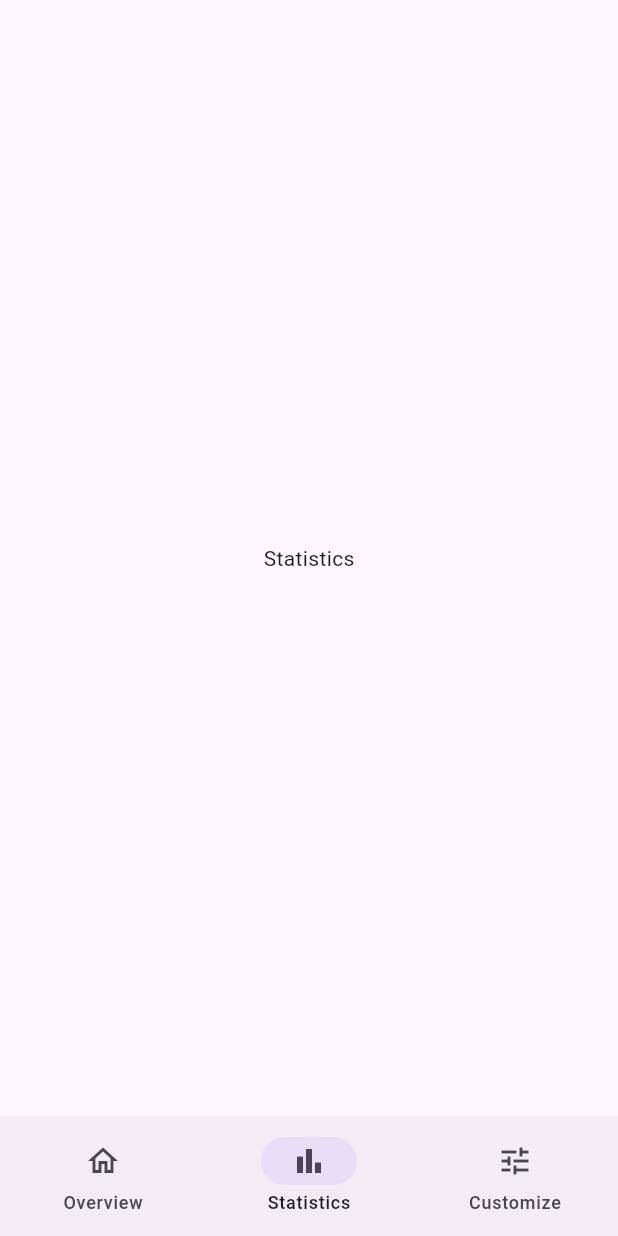
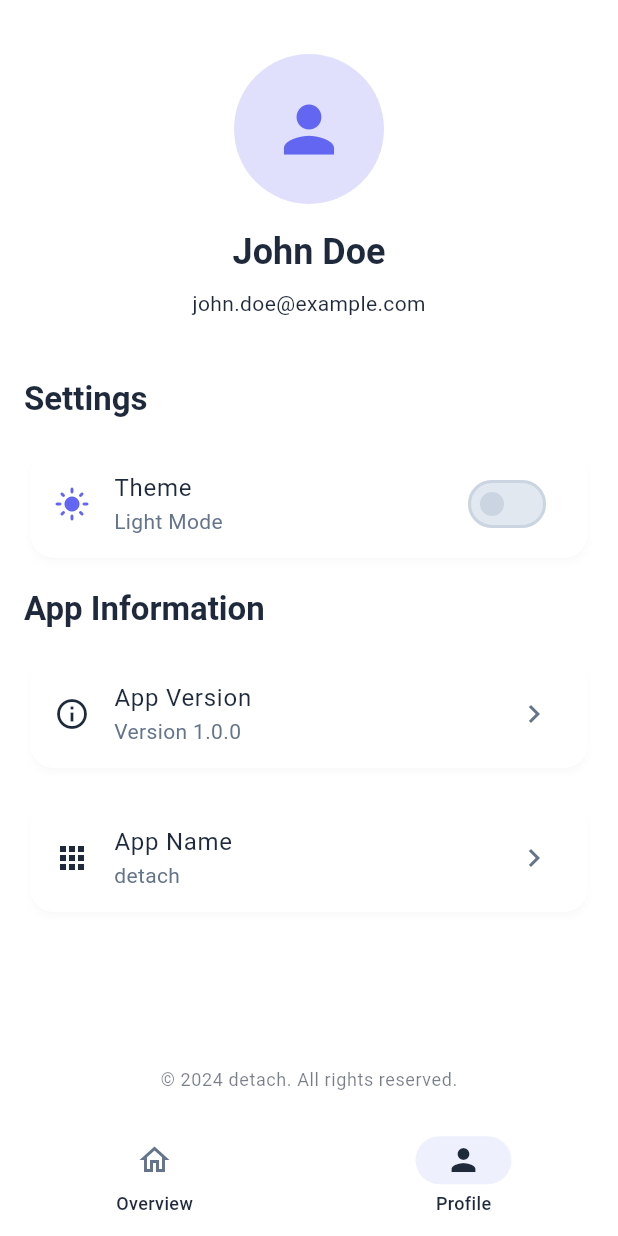
Before and after one commit to Partha-CreoIT/detach, a Flutter app: the HomeView screen opened by its route, item 2 of the bottom bar chosen, on a phone screen of 412 x 824 dp. Run offline on Flutter 3.47's test engine with Material 3 defaults, Android fonts, the phone set to English and light mode, and no system bars; our stand-ins replace figma_squircle, get, package_info_plus, shared_preferences, wave; missing offline and left inert: installed_apps; accounts and stored records are empty.

Commit message:
- added files

```diff
--- a/lib/app/pages/home/view/home_view.dart
+++ b/lib/app/pages/home/view/home_view.dart
@@ -2,17 +2,14 @@
 import 'package:get/get.dart';
 import '../controller/home_controller.dart';
 import 'overview_page.dart';
+import 'profile_page.dart';
 
 class HomeView extends GetView<HomeController> {
   const HomeView({super.key});
 
   @override
   Widget build(BuildContext context) {
-    final List<Widget> pages = [
-      const OverviewPage(),
-      const Center(child: Text('Statistics')), // Placeholder
-      const Center(child: Text('Customize')), // Placeholder
-    ];
+    final List<Widget> pages = [const OverviewPage(), const ProfilePage()];
 
     return Scaffold(
       body: Obx(() => pages[controller.tabIndex.value]),
@@ -27,14 +24,9 @@
               label: 'Overview',
             ),
             NavigationDestination(
-              icon: Icon(Icons.bar_chart_outlined),
-              selectedIcon: Icon(Icons.bar_chart),
-              label: 'Statistics',
-            ),
-            NavigationDestination(
-              icon: Icon(Icons.tune_outlined),
-              selectedIcon: Icon(Icons.tune),
-              label: 'Customize',
+              icon: Icon(Icons.person_outline),
+              selectedIcon: Icon(Icons.person),
+              label: 'Profile',
             ),
           ],
         ),
--- /dev/null
+++ b/lib/app/pages/home/view/profile_page.dart
@@ -0,0 +1,185 @@
+import 'package:flutter/material.dart';
+import 'package:get/get.dart';
+import 'package:package_info_plus/package_info_plus.dart';
+import '../../../../services/theme_service.dart';
+
+class ProfilePage extends StatefulWidget {
+  const ProfilePage({super.key});
+
+  @override
+  State<ProfilePage> createState() => _ProfilePageState();
+}
+
+class _ProfilePageState extends State<ProfilePage> {
+  String appVersion = '';
+  String appName = '';
+
+  @override
+  void initState() {
+    super.initState();
+    _loadAppInfo();
+  }
+
+  Future<void> _loadAppInfo() async {
+    try {
+      final packageInfo = await PackageInfo.fromPlatform();
+      setState(() {
+        appVersion = packageInfo.version;
+        appName = packageInfo.appName;
+      });
+    } catch (e) {
+      setState(() {
+        appVersion = '1.0.0';
+        appName = 'Detach';
+      });
+    }
+  }
+
+  @override
+  Widget build(BuildContext context) {
+    return Scaffold(
+      body: SafeArea(
+        child: Padding(
+          padding: const EdgeInsets.all(16.0),
+          child: Column(
+            crossAxisAlignment: CrossAxisAlignment.start,
+            children: [
+              const SizedBox(height: 20),
+
+              // Profile Header
+              Center(
+                child: Column(
+                  children: [
+                    // Profile Avatar
+                    CircleAvatar(
+                      radius: 50,
+                      backgroundColor: Theme.of(
+                        context,
+                      ).primaryColor.withValues(alpha: 0.2),
+                      child: Icon(
+                        Icons.person,
+                        size: 50,
+                        color: Theme.of(context).primaryColor,
+                      ),
+                    ),
+                    const SizedBox(height: 16),
+
+                    // User Name
+                    Text(
+                      'John Doe',
+                      style: Theme.of(context).textTheme.headlineSmall
+                          ?.copyWith(fontWeight: FontWeight.bold),
+                    ),
+                    const SizedBox(height: 8),
+
+                    // User Email
+                    Text(
+                      'john.doe@example.com',
+                      style: Theme.of(context).textTheme.bodyMedium?.copyWith(
+                        color: Theme.of(context).textTheme.bodySmall?.color,
+                      ),
+                    ),
+                  ],
+                ),
+              ),
+
+              const SizedBox(height: 40),
+
+              // Settings Section
+              Text(
+                'Settings',
+                style: Theme.of(
+                  context,
+                ).textTheme.titleLarge?.copyWith(fontWeight: FontWeight.bold),
+              ),
+              const SizedBox(height: 16),
+
+              // Theme Toggle
+              GetBuilder<ThemeService>(
+                builder:
+                    (themeService) => Card(
+                      child: ListTile(
+                        leading: Icon(
+                          themeService.isDarkMode.value
+                              ? Icons.dark_mode
+                              : Icons.light_mode,
+                          color:
+                              themeService.isDarkMode.value
+                                  ? Theme.of(context).colorScheme.onSurface
+                                  : Theme.of(context).primaryColor,
+                        ),
+                        title: const Text('Theme'),
+                        subtitle: Text(
+                          themeService.isDarkMode.value
+                              ? 'Dark Mode'
+                              : 'Light Mode',
+                        ),
+                        trailing: Switch(
+                          value: themeService.isDarkMode.value,
+                          onChanged: (value) {
+                            themeService.toggleTheme();
+                          },
+                        ),
+                      ),
+                    ),
+              ),
+
+              const SizedBox(height: 16),
+
+              // App Info Section
+              Text(
+                'App Information',
+                style: Theme.of(
+                  context,
+                ).textTheme.titleLarge?.copyWith(fontWeight: FontWeight.bold),
+              ),
+              const SizedBox(height: 16),
+
+              // App Version
+              Card(
+                child: ListTile(
+                  leading: Icon(
+                    Icons.info_outline,
+                    color: Theme.of(context).colorScheme.onSurface,
+                  ),
+                  title: const Text('App Version'),
+                  subtitle: Text('Version $appVersion'),
+                  trailing: const Icon(Icons.chevron_right),
+                ),
+              ),
+
+              const SizedBox(height: 16),
+
+              // App Name
+              Card(
+                child: ListTile(
+                  leading: Icon(
+                    Icons.apps,
+                    color: Theme.of(context).colorScheme.onSurface,
+                  ),
+                  title: const Text('App Name'),
+                  subtitle: Text(appName),
+                  trailing: const Icon(Icons.chevron_right),
+                ),
+              ),
+
+              const Spacer(),
+
+              // Footer
+              Center(
+                child: Text(
+                  '© 2024 $appName. All rights reserved.',
+                  style: Theme.of(context).textTheme.bodySmall?.copyWith(
+                    color: Theme.of(
+                      context,
+                    ).textTheme.bodySmall?.color?.withValues(alpha: 0.6),
+                  ),
+                ),
+              ),
+            ],
+          ),
+        ),
+      ),
+    );
+  }
+}
--- a/lib/app/pages/pause_page.dart
+++ b/lib/app/pages/pause_page.dart
@@ -5,6 +5,7 @@
 import 'package:get/get.dart';
 import 'package:wave/wave.dart';
 import 'package:wave/config.dart';
+import 'package:figma_squircle/figma_squircle.dart';
 
 class PausePage extends StatefulWidget {
   const PausePage({super.key});
@@ -102,7 +103,7 @@
       body: SafeArea(
         child: Stack(
           children: [
-            if(!_showButtons)
+            if (!_showButtons)
               const Center(
                 child: Text(
                   "It’s time to take a breath",
@@ -179,8 +180,10 @@
                       style: FilledButton.styleFrom(
                         backgroundColor: const Color(0xFF6B75F2),
                         minimumSize: const Size(double.infinity, 56),
-                        shape: RoundedRectangleBorder(
-                          borderRadius: BorderRadius.circular(30),
+                        shape: SmoothRectangleBorder(
+                          borderRadius: SmoothBorderRadius.all(
+                            SmoothRadius(cornerRadius: 16, cornerSmoothing: 1),
+                          ),
                         ),
                       ),
                       child: Text(
@@ -201,6 +204,11 @@
                       style: TextButton.styleFrom(
                         minimumSize: const Size(double.infinity, 44),
                         foregroundColor: const Color(0xFF6B75F2),
+                        shape: SmoothRectangleBorder(
+                          borderRadius: SmoothBorderRadius.all(
+                            SmoothRadius(cornerRadius: 16, cornerSmoothing: 1),
+                          ),
+                        ),
                       ),
                       child: Text('Continue on ${appName.capitalizeFirst}'),
                     ),
--- a/lib/app/pages/permission_handler/view/widgets/permission_accessibility_view.dart
+++ b/lib/app/pages/permission_handler/view/widgets/permission_accessibility_view.dart
@@ -1,6 +1,7 @@
 import 'package:flutter/material.dart';
 import 'package:get/get.dart';
 import 'package:detach/app/pages/permission_handler/controller/permission_controller.dart';
+import 'package:figma_squircle/figma_squircle.dart';
 
 class PermissionAccessibilityView extends GetView<PermissionController> {
   const PermissionAccessibilityView({super.key});
@@ -31,6 +32,13 @@
             width: double.infinity,
             child: ElevatedButton(
               onPressed: () => controller.openAccessibilitySettings(),
+              style: ElevatedButton.styleFrom(
+                shape: SmoothRectangleBorder(
+                  borderRadius: SmoothBorderRadius.all(
+                    SmoothRadius(cornerRadius: 16, cornerSmoothing: 1),
+                  ),
+                ),
+              ),
               child: const Text('Grant accessibility permission'),
             ),
           ),
--- a/lib/app/pages/permission_handler/view/widgets/permission_battery_view.dart
+++ b/lib/app/pages/permission_handler/view/widgets/permission_battery_view.dart
@@ -1,6 +1,7 @@
 import 'package:flutter/material.dart';
 import 'package:get/get.dart';
 import 'package:detach/app/pages/permission_handler/controller/permission_controller.dart';
+import 'package:figma_squircle/figma_squircle.dart';
 
 class PermissionBatteryView extends GetView<PermissionController> {
   const PermissionBatteryView({super.key});
@@ -31,6 +32,13 @@
             width: double.infinity,
             child: ElevatedButton(
               onPressed: () => controller.openBatteryOptimizationSettings(),
+              style: ElevatedButton.styleFrom(
+                shape: SmoothRectangleBorder(
+                  borderRadius: SmoothBorderRadius.all(
+                    SmoothRadius(cornerRadius: 16, cornerSmoothing: 1),
+                  ),
+                ),
+              ),
               child: const Text('Grant battery permission'),
             ),
           ),
--- a/lib/app/pages/permission_handler/view/widgets/permission_overlay_view.dart
+++ b/lib/app/pages/permission_handler/view/widgets/permission_overlay_view.dart
@@ -1,6 +1,7 @@
 import 'package:flutter/material.dart';
 import 'package:get/get.dart';
 import 'package:detach/app/pages/permission_handler/controller/permission_controller.dart';
+import 'package:figma_squircle/figma_squircle.dart';
 
 class PermissionOverlayView extends GetView<PermissionController> {
   const PermissionOverlayView({super.key});
@@ -31,6 +32,13 @@
             width: double.infinity,
             child: ElevatedButton(
               onPressed: () => controller.openOverlaySettings(),
+              style: ElevatedButton.styleFrom(
+                shape: SmoothRectangleBorder(
+                  borderRadius: SmoothBorderRadius.all(
+                    SmoothRadius(cornerRadius: 16, cornerSmoothing: 1),
+                  ),
+                ),
+              ),
               child: const Text('Grant overlay permission'),
             ),
           ),
--- a/lib/app/pages/permission_handler/view/widgets/permission_usage_view.dart
+++ b/lib/app/pages/permission_handler/view/widgets/permission_usage_view.dart
@@ -1,6 +1,7 @@
 import 'package:flutter/material.dart';
 import 'package:get/get.dart';
 import 'package:detach/app/pages/permission_handler/controller/permission_controller.dart';
+import 'package:figma_squircle/figma_squircle.dart';
 
 class PermissionUsageView extends GetView<PermissionController> {
   const PermissionUsageView({super.key});
@@ -31,6 +32,13 @@
             width: double.infinity,
             child: ElevatedButton(
               onPressed: () => controller.openUsageSettings(),
+              style: ElevatedButton.styleFrom(
+                shape: SmoothRectangleBorder(
+                  borderRadius: SmoothBorderRadius.all(
+                    SmoothRadius(cornerRadius: 16, cornerSmoothing: 1),
+                  ),
+                ),
+              ),
               child: const Text('Grant permission'),
             ),
           ),
--- /dev/null
+++ b/lib/services/theme_service.dart
@@ -0,0 +1,278 @@
+import 'package:flutter/material.dart';
+import 'package:get/get.dart';
+import 'package:shared_preferences/shared_preferences.dart';
+import 'package:figma_squircle/figma_squircle.dart';
+
+class ThemeService extends GetxController {
+  static ThemeService get to => Get.find();
+
+  final RxBool isDarkMode = false.obs;
+  final Rx<ThemeMode> themeMode = ThemeMode.system.obs;
+
+  // Light Theme Colors
+  static const Color lightPrimary = Color(0xFF6366F1); // Indigo
+  static const Color lightOnPrimary = Color(0xFFFFFFFF);
+  static const Color lightSecondary = Color(0xFF8B5CF6); // Violet
+  static const Color lightOnSecondary = Color(0xFFFFFFFF);
+  static const Color lightTertiary = Color(0xFF06B6D4); // Cyan
+  static const Color lightOnTertiary = Color(0xFFFFFFFF);
+  static const Color lightBackground = Color(0xFFFAFBFF);
+  static const Color lightOnBackground = Color(0xFF1E293B);
+  static const Color lightSurface = Color(0xFFFFFFFF);
+  static const Color lightOnSurface = Color(0xFF1E293B);
+  static const Color lightSurfaceVariant = Color(0xFFF1F5F9);
+  static const Color lightOnSurfaceVariant = Color(0xFF64748B);
+  static const Color lightOutline = Color(0xFFCBD5E1);
+  static const Color lightOutlineVariant = Color(0xFFE2E8F0);
+  static const Color lightError = Color(0xFFEF4444);
+  static const Color lightOnError = Color(0xFFFFFFFF);
+
+  // Dark Theme Colors
+  static const Color darkPrimary = Color(0xFF818CF8); // Lighter Indigo
+  static const Color darkOnPrimary = Color(0xFF1E293B);
+  static const Color darkSecondary = Color(0xFFA78BFA); // Lighter Violet
+  static const Color darkOnSecondary = Color(0xFF1E293B);
+  static const Color darkTertiary = Color(0xFF22D3EE); // Lighter Cyan
+  static const Color darkOnTertiary = Color(0xFF1E293B);
+  static const Color darkBackground = Color(0xFF0F172A);
+  static const Color darkOnBackground = Color(0xFFF8FAFC);
+  static const Color darkSurface = Color(0xFF1E293B);
+  static const Color darkOnSurface = Color(0xFFF8FAFC);
+  static const Color darkSurfaceVariant = Color(0xFF334155);
+  static const Color darkOnSurfaceVariant = Color(0xFFCBD5E1);
+  static const Color darkOutline = Color(0xFF475569);
+  static const Color darkOutlineVariant = Color(0xFF334155);
+  static const Color darkError = Color(0xFFF87171);
+  static const Color darkOnError = Color(0xFF1E293B);
+
+  @override
+  void onInit() {
+    super.onInit();
+    _loadThemePreference();
+  }
+
+  Future<void> _loadThemePreference() async {
+    final prefs = await SharedPreferences.getInstance();
+    final isDark = prefs.getBool('isDarkMode') ?? false;
+    isDarkMode.value = isDark;
+    themeMode.value = isDark ? ThemeMode.dark : ThemeMode.light;
+  }
+
+  Future<void> toggleTheme() async {
+    isDarkMode.value = !isDarkMode.value;
+    themeMode.value = isDarkMode.value ? ThemeMode.dark : ThemeMode.light;
+
+    final prefs = await SharedPreferences.getInstance();
+    await prefs.setBool('isDarkMode', isDarkMode.value);
+
+    Get.changeThemeMode(themeMode.value);
+  }
+
+  Future<void> setThemeMode(ThemeMode mode) async {
+    themeMode.value = mode;
+    isDarkMode.value = mode == ThemeMode.dark;
+
+    final prefs = await SharedPreferences.getInstance();
+    await prefs.setBool('isDarkMode', isDarkMode.value);
+
+    Get.changeThemeMode(mode);
+  }
+
+  // Light Theme
+  static ThemeData get lightTheme {
+    return ThemeData(
+      useMaterial3: true,
+      brightness: Brightness.light,
+      colorScheme: const ColorScheme.light(
+        primary: lightPrimary,
+        onPrimary: lightOnPrimary,
+        secondary: lightSecondary,
+        onSecondary: lightOnSecondary,
+        tertiary: lightTertiary,
+        onTertiary: lightOnTertiary,
+        background: lightBackground,
+        onBackground: lightOnBackground,
+        surface: lightSurface,
+        onSurface: lightOnSurface,
+        surfaceVariant: lightSurfaceVariant,
+        onSurfaceVariant: lightOnSurfaceVariant,
+        outline: lightOutline,
+        outlineVariant: lightOutlineVariant,
+        error: lightError,
+        onError: lightOnError,
+      ),
+      // Custom component themes
+      cardTheme: CardThemeData(
+        color: lightSurface,
+        elevation: 2,
+        shadowColor: lightOutline.withValues(alpha: 0.1),
+        shape: SmoothRectangleBorder(
+          borderRadius: SmoothBorderRadius.all(
+            SmoothRadius(cornerRadius: 16, cornerSmoothing: 1),
+          ),
+        ),
+      ),
+      appBarTheme: const AppBarTheme(
+        backgroundColor: lightSurface,
+        foregroundColor: lightOnSurface,
+        elevation: 0,
+        centerTitle: true,
+      ),
+      navigationBarTheme: NavigationBarThemeData(
+        backgroundColor: lightSurface,
+        indicatorColor: lightPrimary.withValues(alpha: 0.1),
+        labelTextStyle: MaterialStateProperty.all(
+          const TextStyle(fontSize: 12, fontWeight: FontWeight.w500),
+        ),
+        iconTheme: MaterialStateProperty.resolveWith((states) {
+          if (states.contains(MaterialState.selected)) {
+            return const IconThemeData(
+              color: lightOnSurface,
+            ); // Black for selected
+          }
+          return const IconThemeData(
+            color: lightOnSurfaceVariant,
+          ); // Grey for unselected
+        }),
+      ),
+      elevatedButtonTheme: ElevatedButtonThemeData(
+        style: ElevatedButton.styleFrom(
+          backgroundColor: lightPrimary,
+          foregroundColor: lightOnPrimary,
+          elevation: 0,
+          shape: SmoothRectangleBorder(
+            borderRadius: SmoothBorderRadius.all(
+              SmoothRadius(cornerRadius: 16, cornerSmoothing: 1),
+            ),
+          ),
+          padding: const EdgeInsets.symmetric(horizontal: 24, vertical: 12),
+        ),
+      ),
+      outlinedButtonTheme: OutlinedButtonThemeData(
+        style: OutlinedButton.styleFrom(
+          foregroundColor: lightPrimary,
+          side: const BorderSide(color: lightPrimary),
+          shape: SmoothRectangleBorder(
+            borderRadius: SmoothBorderRadius.all(
+              SmoothRadius(cornerRadius: 16, cornerSmoothing: 1),
+            ),
+          ),
+          padding: const EdgeInsets.symmetric(horizontal: 24, vertical: 12),
+        ),
+      ),
+      switchTheme: SwitchThemeData(
+        thumbColor: MaterialStateProperty.resolveWith((states) {
+          if (states.contains(MaterialState.selected)) {
+            return lightOnPrimary;
+          }
+          return lightOutline;
+        }),
+        trackColor: MaterialStateProperty.resolveWith((states) {
+          if (states.contains(MaterialState.selected)) {
+            return lightPrimary;
+          }
+          return lightOutlineVariant;
+        }),
+      ),
+    );
+  }
+
+  // Dark Theme
+  static ThemeData get darkTheme {
+    return ThemeData(
+      useMaterial3: true,
+      brightness: Brightness.dark,
+      colorScheme: const ColorScheme.dark(
+        primary: darkPrimary,
+        onPrimary: darkOnPrimary,
+        secondary: darkSecondary,
+        onSecondary: darkOnSecondary,
+        tertiary: darkTertiary,
+        onTertiary: darkOnTertiary,
+        background: darkBackground,
+        onBackground: darkOnBackground,
+        surface: darkSurface,
+        onSurface: darkOnSurface,
+        surfaceVariant: darkSurfaceVariant,
+        onSurfaceVariant: darkOnSurfaceVariant,
+        outline: darkOutline,
+        outlineVariant: darkOutlineVariant,
+        error: darkError,
+        onError: darkOnError,
+      ),
+      // Custom component themes
+      cardTheme: CardThemeData(
+        color: darkSurface,
+        elevation: 2,
+        shadowColor: darkOutline.withValues(alpha: 0.1),
+        shape: SmoothRectangleBorder(
+          borderRadius: SmoothBorderRadius.all(
+            SmoothRadius(cornerRadius: 16, cornerSmoothing: 1),
+          ),
+        ),
+      ),
+      appBarTheme: const AppBarTheme(
+        backgroundColor: darkSurface,
+        foregroundColor: darkOnSurface,
+        elevation: 0,
+        centerTitle: true,
+      ),
+      navigationBarTheme: NavigationBarThemeData(
+        backgroundColor: darkSurface,
+        indicatorColor: darkPrimary.withValues(alpha: 0.1),
+        labelTextStyle: MaterialStateProperty.all(
+          const TextStyle(fontSize: 12, fontWeight: FontWeight.w500),
+        ),
+        iconTheme: MaterialStateProperty.resolveWith((states) {
+          if (states.contains(MaterialState.selected)) {
+            return const IconThemeData(
+              color: darkOnSurface,
+            ); // White for selected
+          }
+          return const IconThemeData(
+            color: darkOnSurfaceVariant,
+          ); // Grey for unselected
+        }),
+      ),
+      elevatedButtonTheme: ElevatedButtonThemeData(
+        style: ElevatedButton.styleFrom(
+          backgroundColor: darkPrimary,
+          foregroundColor: darkOnPrimary,
+          elevation: 0,
+          shape: SmoothRectangleBorder(
+            borderRadius: SmoothBorderRadius.all(
+              SmoothRadius(cornerRadius: 16, cornerSmoothing: 1),
+            ),
+          ),
+          padding: const EdgeInsets.symmetric(horizontal: 24, vertical: 12),
+        ),
+      ),
+      outlinedButtonTheme: OutlinedButtonThemeData(
+        style: OutlinedButton.styleFrom(
+          foregroundColor: darkPrimary,
+          side: const BorderSide(color: darkPrimary),
+          shape: SmoothRectangleBorder(
+            borderRadius: SmoothBorderRadius.all(
+              SmoothRadius(cornerRadius: 16, cornerSmoothing: 1),
+            ),
+          ),
+          padding: const EdgeInsets.symmetric(horizontal: 24, vertical: 12),
+        ),
+      ),
+      switchTheme: SwitchThemeData(
+        thumbColor: MaterialStateProperty.resolveWith((states) {
+          if (states.contains(MaterialState.selected)) {
+            return darkOnPrimary;
+          }
+          return darkOutline;
+        }),
+        trackColor: MaterialStateProperty.resolveWith((states) {
+          if (states.contains(MaterialState.selected)) {
+            return darkPrimary;
+          }
+          return darkOutlineVariant;
+        }),
+      ),
+    );
+  }
+}
--- a/pubspec.yaml
+++ b/pubspec.yaml
@@ -2,7 +2,7 @@
 description: "A new Flutter project."
 # The following line prevents the package from being accidentally published to
 # pub.dev using `flutter pub publish`. This is preferred for private packages.
-publish_to: 'none' # Remove this line if you wish to publish to pub.dev
+publish_to: "none" # Remove this line if you wish to publish to pub.dev
 
 # The following defines the version and build number for your application.
 # A version number is three numbers separated by dots, like 1.2.43
@@ -39,6 +39,8 @@
   installed_apps: ^1.6.0
   shared_preferences: ^2.5.3
   wave: ^0.2.2
+  package_info_plus: ^8.0.2
+  figma_squircle: ^0.6.3
 
 dev_dependencies:
   flutter_test:
@@ -56,7 +58,6 @@
 
 # The following section is specific to Flutter packages.
 flutter:
-
   # The following line ensures that the Material Icons font is
   # included with your application, so that you can use the icons in
   # the material Icons class.
```
Also changed, not shown: lib/app/pages/app_list/controller/app_list_controller.dart (+19 -0 lines), lib/app/pages/app_list/view/app_list_view.dart (+34 -15 lines), lib/app/pages/home/view/overview_page.dart (+12 -29 lines), lib/app/pages/permission_handler/view/permission_view.dart (+7 -1 lines), lib/main.dart (+13 -5 lines), pubspec.lock, 3 other files. Lines whose indentation alone changed are shown as unchanged.
